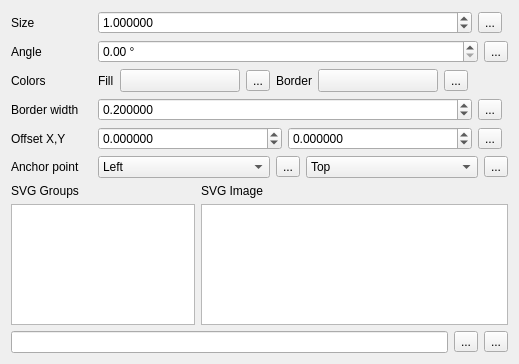
Before: the Qt Designer form src/ui/symbollayer/widget_svgmarker.ui in carsmie/QGIS, drawn with Qt 5.
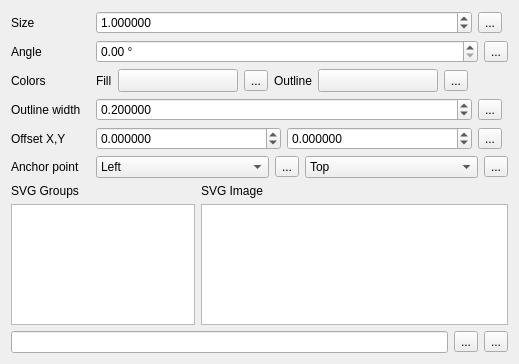
After: the same form once the commit is applied. Custom widgets are drawn as their Qt base class.

Commit message:
Standardise naming of border/outline in symbol GUI
Now for markers it's always "outline", and for fills it's
always "border"

```diff
--- a/src/ui/symbollayer/widget_svgmarker.ui
+++ b/src/ui/symbollayer/widget_svgmarker.ui
@@ -112,7 +112,7 @@
           </sizepolicy>
          </property>
          <property name="text">
-          <string>Border</string>
+          <string>Outline</string>
          </property>
         </widget>
        </item>
@@ -239,7 +239,7 @@
      <item row="4" column="0">
       <widget class="QLabel" name="mBorderWidthLabel">
        <property name="text">
-        <string>Border width</string>
+        <string>Outline width</string>
        </property>
       </widget>
      </item>
```
The commit also changes 2 other files.
